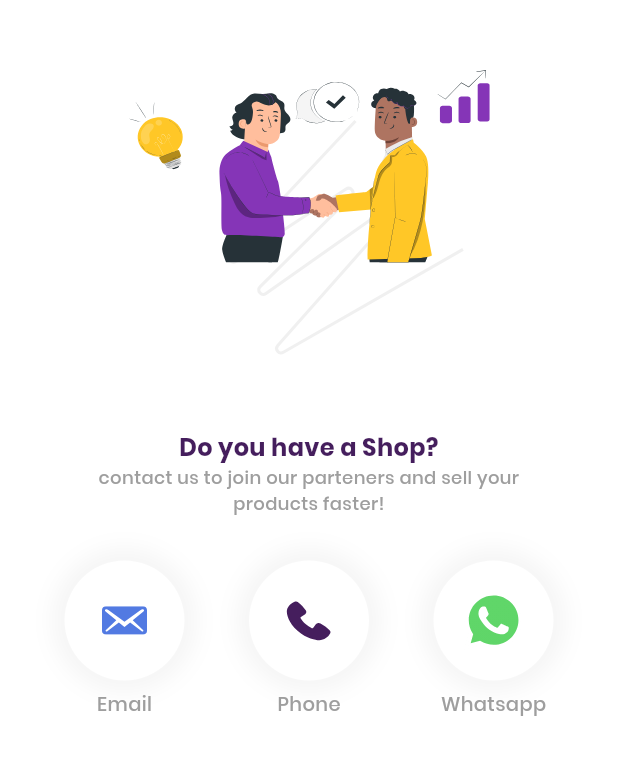
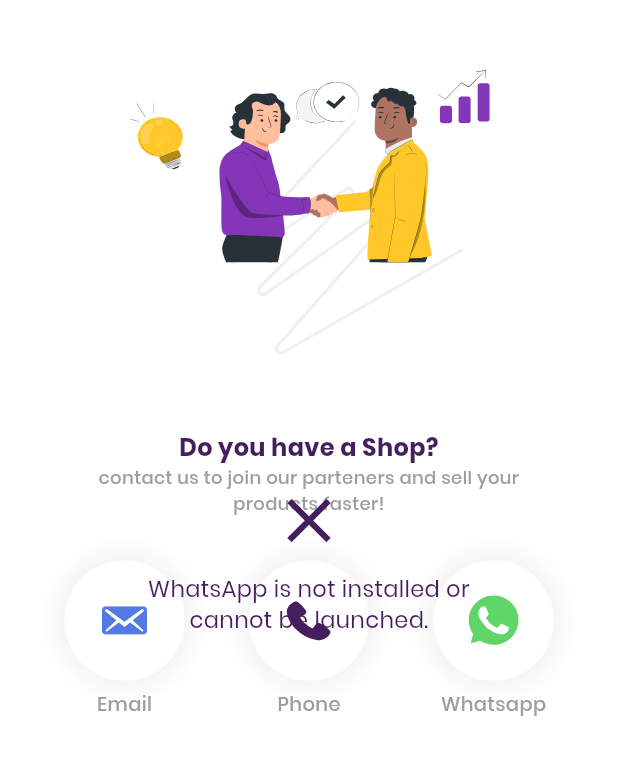
Before and after one commit to huzaifaa786/hume, a Flutter app: the ShopsView screen opened by its route, after a tap on "Whatsapp", on a phone screen of 412 x 824 dp, the part 59-834 px from its top. Run offline on Flutter 3.47's test engine with Material 3 defaults, Android fonts, the light colour scheme and no system bars; our stand-ins replace badges, cached_network_image, carousel_indicator, carousel_slider, cloud_firestore, firebase_auth and 14 more; missing offline and left inert: dart:ffi, flutter_phone_direct_caller, flutter_stripe; accounts and stored records are empty; network calls fail; statements that could not run were skipped; project files that could hold a hidden picture were left out.

Commit message:
email, whats app and dialer pad added

```diff
--- a/lib/views/layout/layout_screen.dart
+++ b/lib/views/layout/layout_screen.dart
@@ -59,8 +59,8 @@
               ? InkWell(
                   onTap: widget.ontap,
                   child: Icon(
-                    Icons.delete_outline_outlined,
-                    color: Colors.red,
+                    Icons.logout_outlined,
+                    color: mainColor,
                     size: 26,
                   ),
                 )
@@ -71,7 +71,9 @@
                 ),
         ]),
       ),
-      bottomNavigationBar: widget.hasBottomNav || widget.bottomNav != null  ? widget.bottomNav : SizedBox(),
+      bottomNavigationBar: widget.hasBottomNav || widget.bottomNav != null
+          ? widget.bottomNav
+          : SizedBox(),
       body: widget.body,
     );
   }
--- a/lib/views/main_screen/main_screen.dart
+++ b/lib/views/main_screen/main_screen.dart
@@ -1,4 +1,4 @@
-// ignore_for_file: prefer_const_constructors
+// ignore_for_file: prefer_const_constructors, no_leading_underscores_for_local_identifiers
 
 import 'package:flutter/material.dart';
 import 'package:flutter/widgets.dart';
--- a/lib/views/search_product.dart/serach_product_view.dart
+++ b/lib/views/search_product.dart/serach_product_view.dart
@@ -50,7 +50,7 @@
                           crossAxisCount: 2,
                           crossAxisSpacing: 12,
                           mainAxisSpacing: 12,
-                          mainAxisExtent: 290,
+                          mainAxisExtent: 293,
                         ),
                         shrinkWrap: true,
                         physics: BouncingScrollPhysics(),
--- a/lib/views/shops/shops_view/shops_controller.dart
+++ b/lib/views/shops/shops_view/shops_controller.dart
@@ -1,9 +1,16 @@
+// ignore_for_file: avoid_print
+
+import 'dart:io';
+
 import 'package:cloud_firestore/cloud_firestore.dart';
 import 'package:flutter/material.dart';
+import 'package:flutter_easyloading/flutter_easyloading.dart';
 import 'package:get/get.dart';
 import 'package:hume/api/shop_api.dart';
 import 'package:hume/helper/loading.dart';
 import 'package:hume/models/shop.dart';
+import 'package:url_launcher/url_launcher.dart';
+import 'package:flutter_phone_direct_caller/flutter_phone_direct_caller.dart';
 
 class ShopsController extends GetxController {
   static ShopsController instance = Get.find();
@@ -46,4 +53,45 @@
     update();
     LoadingHelper.dismiss();
   }
+
+  Future<void> whatsapp(String contact, String message) async {
+    Uri url = Uri.parse('whatsapp://send?phone=$contact&text=$message');
+
+    try {
+      if (await canLaunchUrl(url)) {
+        await launchUrl(url);
+      } else {
+        url = Uri.parse('https://wa.me/$contact?text=$message');
+        if (await canLaunchUrl(url)) {
+          await launchUrl(url);
+        } else {
+          EasyLoading.showError(
+              'WhatsApp is not installed or cannot be launched.');
+        }
+      }
+    } catch (e) {
+      EasyLoading.showError('Failed to launch WhatsApp: $e');
+    }
+  }
+
+  callNumber() async {
+    Uri phoneno = Uri.parse('tel:+97798345348734');
+    if (await launchUrl(phoneno)) {
+      //dialer opened
+    } else {
+      EasyLoading.showError('Unable to launch dialer pad');
+    }
+  }
+
+  sendMail() async {
+    String email = Uri.encodeComponent("Admin@gmail.com.com");
+    String subject = Uri.encodeComponent("Hello");
+    print(subject); //output: Hello%20Flutter
+    Uri mail = Uri.parse("mailto:$email?subject=$subject");
+    if (await launchUrl(mail)) {
+      //email app opened
+    } else {
+      EasyLoading.showError('Unable to launch dialer pad');
+    }
+  }
 }
--- a/lib/views/shops/shops_view/shops_view.dart
+++ b/lib/views/shops/shops_view/shops_view.dart
@@ -35,7 +35,7 @@
                       name: shop.name,
                       category: shop.category,
                       ontap: () {
-                        Get.toNamed(AppRoutes.shop_profile,parameters: {
+                        Get.toNamed(AppRoutes.shop_profile, parameters: {
                           'shop_id': shop.id,
                         });
                       },
@@ -79,17 +79,24 @@
                   ContactButton(
                     img: 'assets/images/email.svg',
                     text: 'Email',
-                    ontap: () {},
+                    ontap: () {
+                      controller.sendMail();
+                    },
                   ),
                   ContactButton(
                     img: 'assets/images/phone.svg',
                     text: 'Phone',
-                    ontap: () {},
+                    ontap: () {
+                      controller.callNumber();
+                    },
                   ),
                   ContactButton(
                     img: 'assets/images/whatsapp.svg',
                     text: 'Whatsapp',
-                    ontap: () {},
+                    ontap: () {
+                      controller.whatsapp(
+                          '+923466363116', 'Hi I need your help');
+                    },
                   )
                 ],
               ),
--- a/pubspec.yaml
+++ b/pubspec.yaml
@@ -60,6 +60,8 @@
   firebase_messaging: ^14.7.10
   intl: ^0.19.0
   pin_code_fields: ^8.0.1
+  url_launcher: ^6.2.3
+  flutter_phone_direct_caller: ^2.1.1
 
 dev_dependencies:
   flutter_test:
```
Also changed, not shown: lib/views/home/home_view.dart (+18 -13 lines), lib/views/shops/shop_profile/shop_profile_view.dart (+11 -9 lines), pubspec.lock, 8 other files.
